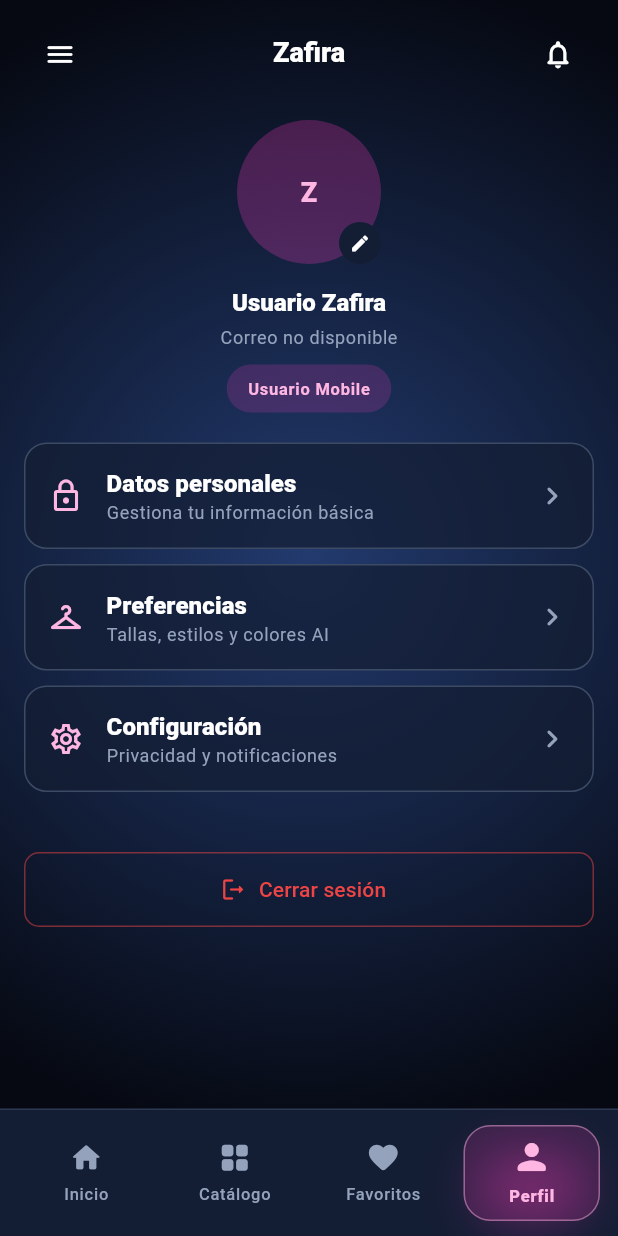
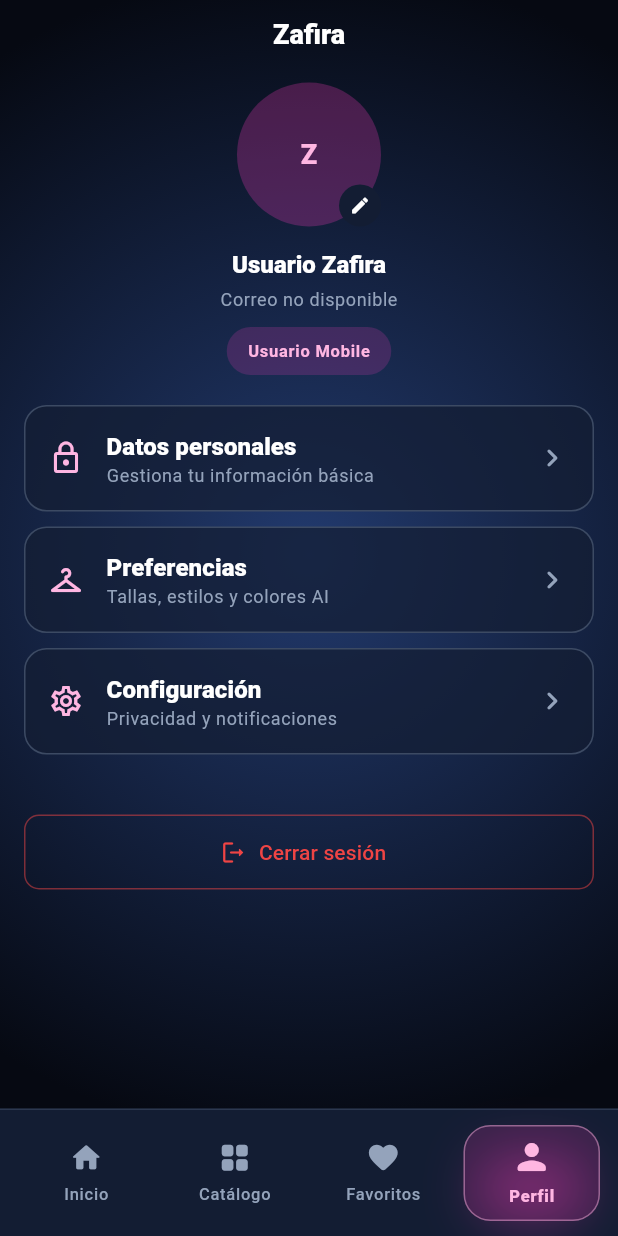
Before and after one commit to freddyandreszambrano/ZAFIRA, a Flutter app: the ProfileScreen screen opened by its route, after a tap on an icon or button, on a phone screen of 412 x 824 dp. Run offline on Flutter 3.47's test engine with Material 3 defaults, Android fonts, the phone set to English and light mode, and no system bars; our stand-ins replace cached_network_image, connectivity_plus, device_info_plus, dio, either_dart, firebase_crashlytics and 15 more; accounts and stored records are empty; generated files the repository leaves out were written again; network calls fail; statements that could not run were skipped.

Commit message:
perf: catálogo veloz, caché de imágenes y home minimalista
- cached_network_image en catálogo/favoritos/recomendación/detalle: la
  primera visita descarga, las siguientes cargan al instante.
- Paginación: 24 prendas por página con scroll infinito (el backend ya
  acepta limit/offset); el home pide 12 destacados en vez del catálogo
  entero y la miniatura de categoría pide 1 producto.
- Categorías de mujer separadas: Vestidos y Faldas (el scraper ya las
  persiste aparte).
- Home minimalista: sin buscador decorativo, sin menú/campana muertos,
  sin tarjeta Categorías (vive en la pestaña Catálogo); Mi foto centrada.
- Polling del probador a 1.5s (el resultado aparece ~2s antes).

Co-Authored-By: Claude Fable 5 <noreply@anthropic.com>

```diff
--- a/lib/feature/home/view/main/home_screen.dart
+++ b/lib/feature/home/view/main/home_screen.dart
@@ -159,54 +159,14 @@ class _HomeScreenState extends ConsumerState<HomeScreen> {
             ),
             const Gap(separatorLg),
 
-            Container(
-              padding: const EdgeInsets.symmetric(horizontal: 16, vertical: 12),
-              decoration: BoxDecoration(
-                color: colors.nightInput,
-                borderRadius: kBorderRadiusAllXLarge,
-                border: Border.all(color: colors.nightBorder),
-              ),
-              child: Row(
-                children: [
-                  Icon(Icons.search_rounded, color: colors.slate, size: 20),
-                  const Gap(separatorSm),
-                  Expanded(
-                    child: Text(
-                      'Buscar prendas, estilos o colores...',
-                      style: context.typography.bodySmall?.copyWith(
-                        color: colors.slate,
-                      ),
-                    ),
-                  ),
-                  Icon(Icons.tune_rounded, color: colors.slate, size: 20),
-                ],
-              ),
-            ),
-            const Gap(separatorLg),
-
-            Row(
-              children: [
-                Expanded(
-                  child: _DashboardActionCard(
-                    icon: Icons.add_a_photo_outlined,
-                    title: 'Mi foto',
-                    subtitle: 'Gestionar foto',
-                    onTap: () => _goToUpload(context),
-                  ),
-                ),
-                const Gap(separatorMd),
-                Expanded(
-                  child: _DashboardActionCard(
-                    icon: Icons.grid_view_rounded,
-                    title: 'Categorías',
-                    subtitle: 'Explorar prendas',
-                    highlighted: true,
-                    onTap: () {
-                      context.push(CatalogScreen.routeName);
-                    },
-                  ),
-                ),
-              ],
+            // Home minimalista: explorar prendas vive en la pestaña Catálogo
+            // de abajo; aquí solo las dos acciones principales, centradas
+            _DashboardActionCard(
+              icon: Icons.add_a_photo_outlined,
+              title: 'Mi foto',
+              subtitle: 'Gestionar foto',
+              fullWidth: true,
+              onTap: () => _goToUpload(context),
             ),
             const Gap(separatorMd),
             _DashboardActionCard(
--- a/lib/feature/try_on/view/controller/try_on_controller.dart
+++ b/lib/feature/try_on/view/controller/try_on_controller.dart
@@ -14,10 +14,12 @@ final tryOnControllerProvider =
 class TryOnController extends StateNotifier<TryOnState> {
   TryOnController(
     this._tryOnUseCase, {
-    this.pollInterval = const Duration(milliseconds: 2500),
+    // 1.5s: el resultado aparece hasta ~2s antes que con 2.5s; el costo de
+    // preguntar más seguido es despreciable (consulta a BD local)
+    this.pollInterval = const Duration(milliseconds: 1500),
     // Hasta 6 min: un outfit son 2 generaciones encadenadas en el proveedor,
     // y la primera llamada puede incluir el arranque del modelo remoto.
-    this.maxAttempts = 144,
+    this.maxAttempts = 240,
   }) : super(TryOnState.initial());
 
   final TryOnUseCase _tryOnUseCase;
--- a/lib/modules/common/widget/layout/app_screen_shell.dart
+++ b/lib/modules/common/widget/layout/app_screen_shell.dart
@@ -139,9 +139,12 @@ class AppBrandHeader extends StatelessWidget {
   Widget build(BuildContext context) {
     final colors = context.appColors;
 
+    // Los iconos solo aparecen si tienen acción real: sin menú ni
+    // notificaciones implementados, la marca va sola y centrada
     return Row(
       children: [
-        _HeaderIconButton(icon: Icons.menu_rounded, onTap: onMenu),
+        if (onMenu != null)
+          _HeaderIconButton(icon: Icons.menu_rounded, onTap: onMenu),
         const Spacer(),
         Text(
           'Zafira',
@@ -151,11 +154,13 @@ class AppBrandHeader extends StatelessWidget {
           ),
         ),
         const Spacer(),
-        trailing ??
-            _HeaderIconButton(
-              icon: Icons.notifications_none_rounded,
-              onTap: onNotifications,
-            ),
+        if (trailing != null)
+          trailing!
+        else if (onNotifications != null)
+          _HeaderIconButton(
+            icon: Icons.notifications_none_rounded,
+            onTap: onNotifications,
+          ),
       ],
     );
   }
--- a/pubspec.yaml
+++ b/pubspec.yaml
@@ -78,6 +78,7 @@ dependencies:
   internet_connection_checker_plus: ^2.5.0
   url_launcher: ^6.3.2
   image_cropper: ^12.2.1
+  cached_network_image: ^3.4.1
 
 dev_dependencies:
   flutter_test:
```
Also changed, not shown: lib/feature/catalog/application/catalog_usecase.dart (+8 -2 lines), lib/feature/catalog/data/interfaces/catalog_interface.dart (+6 -1 lines), lib/feature/catalog/data/repositories/catalog_repository.dart (+8 -2 lines), lib/feature/catalog/data/services/catalog_service.dart (+8 -1 lines), lib/feature/catalog/view/controller/catalog_controller.dart (+44 -1 lines), lib/feature/catalog/view/main/catalog_garments_screen.dart (+32 -14 lines), lib/feature/catalog/view/main/catalog_screen.dart (+4 -5 lines), lib/feature/catalog/view/state/catalog_state.dart (+10 -0 lines), lib/feature/favorites/view/main/favorites_screen.dart (+5 -28 lines), lib/feature/recommend/view/widgets/product_image.dart (+7 -4 lines), lib/modules/common/widget/images/app_cached_image.dart (added, +55 -0 lines), pubspec.lock.
